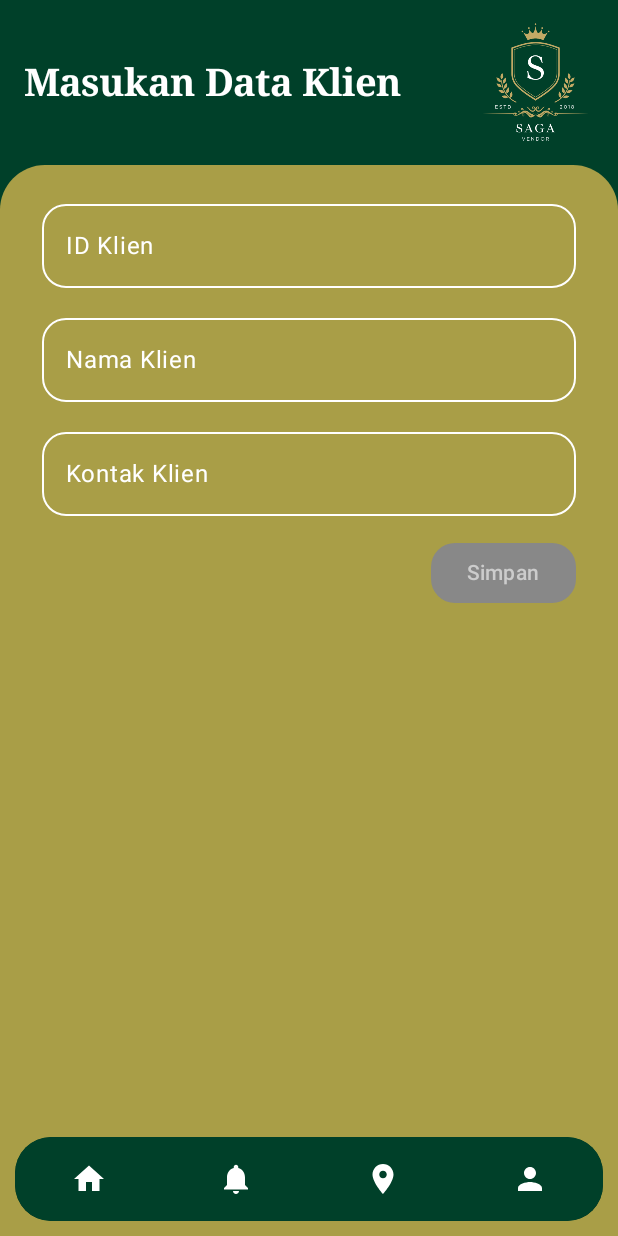
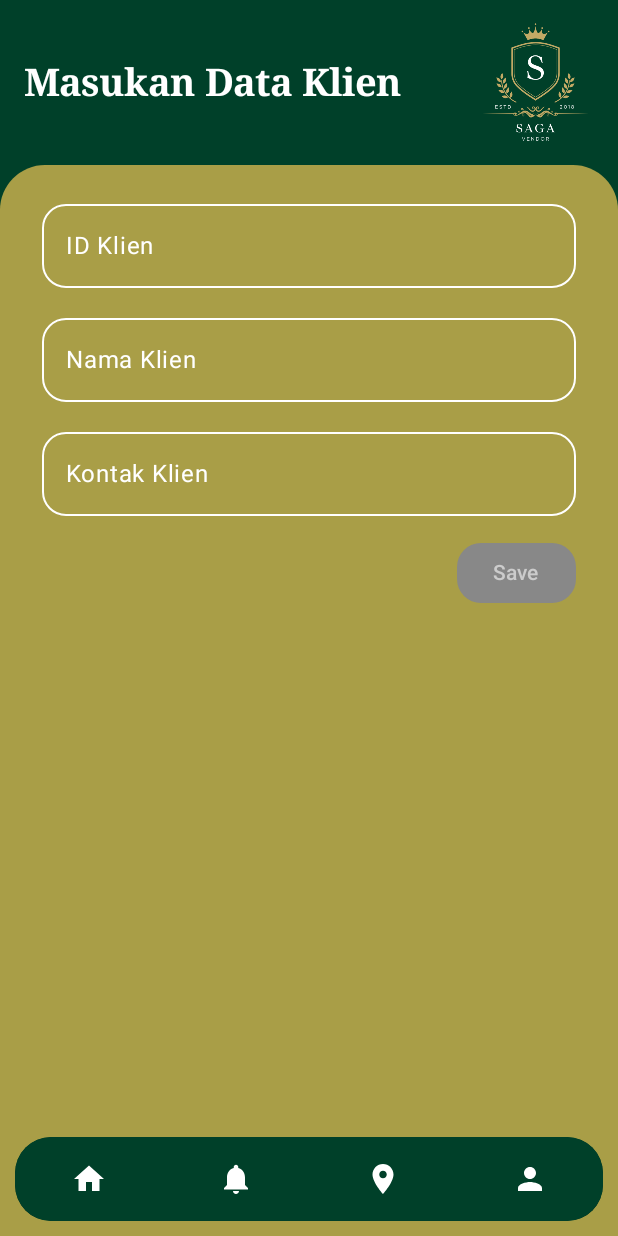
Before and after one commit to Bayhaqiindra/A6_0106, an Android app built with Jetpack Compose: the InsertKlienScreen screen opened through its navigation route, on a phone screen of 412 x 824 dp. Run offline under Robolectric (Android 15) with nearby library versions, the phone set to English and light mode, and no system bars; libraries missing offline, so code that uses them is left out: com.jakewharton.retrofit2.

Commit message:
Memperbaiki code tampilan

```diff
--- a/app/src/main/java/com/example/bismillahtestiprojectucp/ui/view/klien/InsertKlienView.kt
+++ b/app/src/main/java/com/example/bismillahtestiprojectucp/ui/view/klien/InsertKlienView.kt
@@ -161,7 +161,7 @@ fun EntryBodyKlien(
                         color = Color.White
                     )
                 } else {
-                    Text(text = "Simpan")
+                    Text(text = "Save")
                 }
             }
         }
```
